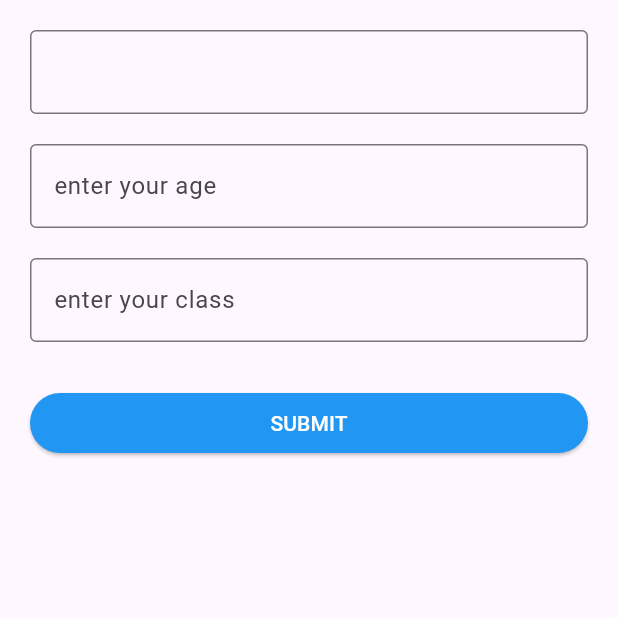
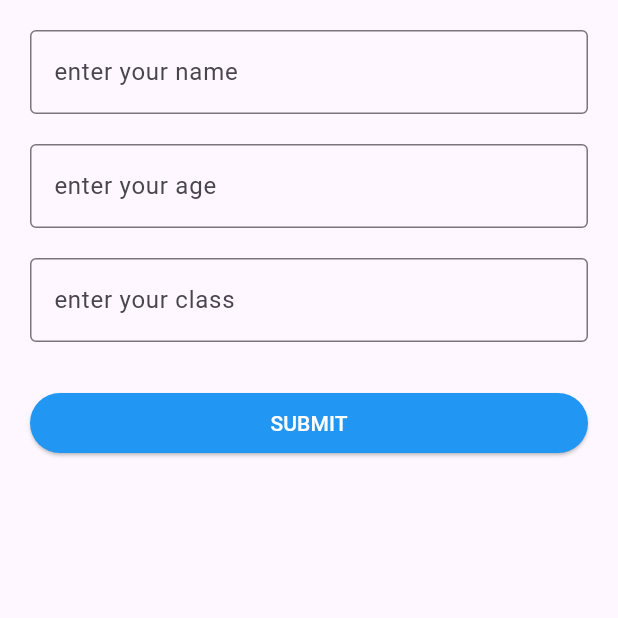
Before and after one commit to shamseernpm-beep/hive_editing, a Flutter app: the AddPage screen opened directly, on a phone screen of 412 x 824 dp, the top half of it. Run offline on Flutter 3.47's test engine with Material 3 defaults, Android fonts, the phone set to English and light mode, and no system bars; our stand-ins replace hive, hive_flutter; accounts and stored records are empty.

Commit message:
complete work

```diff
--- a/lib/add.dart
+++ b/lib/add.dart
@@ -85,7 +85,7 @@ class _AddPageState extends State<AddPage> {
               controller: usernamController,
               decoration: InputDecoration(
                 border: OutlineInputBorder(),
-                hintText: "",
+                hintText: "enter your name",
               ),
             ),
             SizedBox(height: 20),
```
